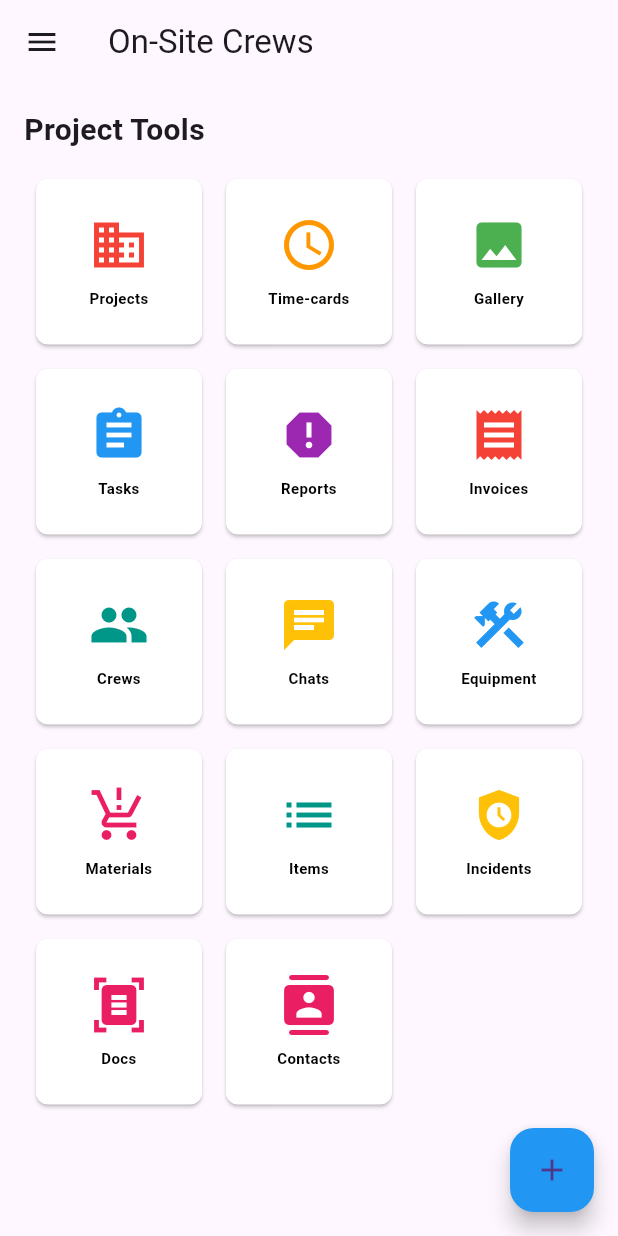
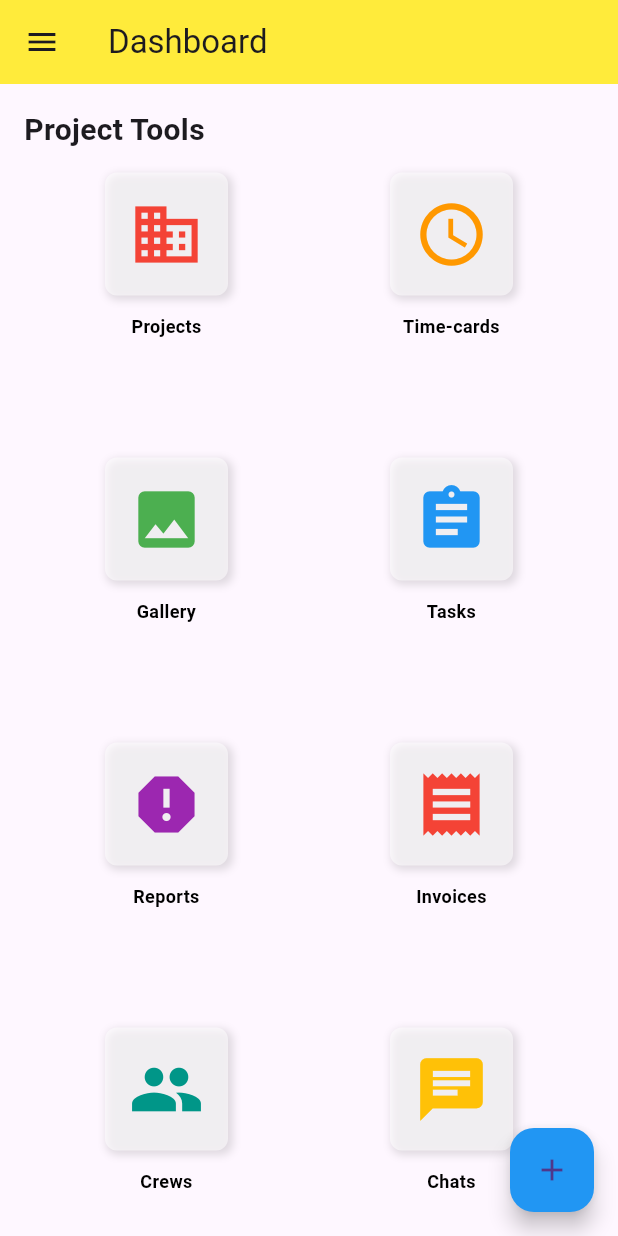
Before and after one commit to monahidalgo/on_site_crews, a Flutter app: the DashboardScreen screen opened by its route, on a phone screen of 412 x 824 dp. Run offline on Flutter 3.47's test engine with Material 3 defaults, Android fonts, the phone set to English and light mode, and no system bars; our stand-ins replace audioplayers, geolocator.

Commit message:
Updated the dashboard_screen.dart. Refined Dashboard screen: adjusted Project Tools cards with icons inside the box and text below, added box shadow for button-like appearance."

```diff
--- a/lib/dashboard_screen.dart
+++ b/lib/dashboard_screen.dart
@@ -10,7 +10,8 @@ class DashboardScreen extends StatelessWidget {
   Widget build(BuildContext context) {
     return Scaffold(
       appBar: AppBar(
-        title: const Text('On-Site Crews'),
+        title: const Text('Dashboard'),
+        backgroundColor: Colors.yellow,
       ),
       drawer: Drawer(
         child: ListView(
@@ -107,26 +108,37 @@ class DashboardScreen extends StatelessWidget {
                 ),
               ),
               const SizedBox(height: 10),
-              GridView.count(
-                crossAxisCount: 3,
+              Center(
+                child: GridView.count(
+                  crossAxisCount: 2,
                   shrinkWrap: true,
                   physics: const NeverScrollableScrollPhysics(),
                   children: [
-                  _buildDashboardCard(context, 'Projects', Icons.business, Colors.red, '/projects'),
-                  _buildDashboardCard(context, 'Time-cards', Icons.access_time, Colors.orange, '/time_cards'),
+                    _buildDashboardCard(
+                        context, 'Projects', Icons.business, Colors.red, '/projects'),
+                    _buildDashboardCard(
+                        context, 'Time-cards', Icons.access_time, Colors.orange, '/time_cards'),
                     _buildDashboardCard(context, 'Gallery', Icons.photo, Colors.green, '/gallery'),
-                  _buildDashboardCard(context, 'Tasks', Icons.assignment, Colors.blue, '/task_management'),
+                    _buildDashboardCard(
+                        context, 'Tasks', Icons.assignment, Colors.blue, '/task_management'),
                     _buildDashboardCard(context, 'Reports', Icons.report, Colors.purple, '/reports'),
                     _buildDashboardCard(context, 'Invoices', Icons.receipt, Colors.red, '/invoices'),
                     _buildDashboardCard(context, 'Crews', Icons.group, Colors.teal, '/crews'),
-                  _buildDashboardCard(context, 'Chats', Icons.chat, Colors.amber, '/project_chat'),
-                  _buildDashboardCard(context, 'Equipment', Icons.construction, Colors.blue, '/equipment'),
-                  _buildDashboardCard(context, 'Materials', Icons.production_quantity_limits, Colors.pink, '/materials'),
+                    _buildDashboardCard(
+                        context, 'Chats', Icons.chat, Colors.amber, '/project_chat'),
+                    _buildDashboardCard(
+                        context, 'Equipment', Icons.construction, Colors.blue, '/equipment'),
+                    _buildDashboardCard(
+                        context, 'Materials', Icons.production_quantity_limits, Colors.pink, '/materials'),
                     _buildDashboardCard(context, 'Items', Icons.list, Colors.teal, '/items'),
-                  _buildDashboardCard(context, 'Incidents', Icons.safety_check, Colors.amber, '/incidents'),
-                  _buildDashboardCard(context, 'Docs', Icons.document_scanner, Colors.pink, '/document_management'),
-                  _buildDashboardCard(context, 'Contacts', Icons.contacts_rounded, Colors.pink, '/contacts'),
+                    _buildDashboardCard(
+                        context, 'Incidents', Icons.safety_check, Colors.amber, '/incidents'),
+                    _buildDashboardCard(
+                        context, 'Docs', Icons.document_scanner, Colors.pink, '/document_management'),
+                    _buildDashboardCard(
+                        context, 'Contacts', Icons.contacts_rounded, Colors.pink, '/contacts'),
                   ],
+                ),
               ),
             ],
           ),
@@ -147,34 +159,42 @@ class DashboardScreen extends StatelessWidget {
   Widget _buildDashboardCard(BuildContext context, String title, IconData icon, Color color, String route) {
     return GestureDetector(
       onTap: () {
-        audioPlayer.play(AssetSource('assets/sounds/click_sound.mp3'));
+        audioPlayer.play(AssetSource('assets/sounds/buttonclick-1.wav'));
         Navigator.pushNamed(context, route);
       },
-      child: Card(
-        color: Colors.white,
-        shape: RoundedRectangleBorder(
+      child: Column(
+        children: [
+          Container(
+            margin: const EdgeInsets.symmetric(horizontal: 8.0, vertical: 4.0),
+            decoration: BoxDecoration(
+              color: Colors.white54,
               borderRadius: BorderRadius.circular(8.0),
+              boxShadow: [
+                BoxShadow(
+                  color: Colors.black12,
+                  blurRadius: 4.0,
+                  spreadRadius: 1.0,
+                  offset: Offset(2.0, 2.0),
                 ),
-        margin: const EdgeInsets.all(8.0),
-        child: Center(
-          child: Column(
-            mainAxisAlignment: MainAxisAlignment.center,
-            children: [
-              Icon(icon, size: 40, color: color),
+              ],
+            ),
+            child: Container(
+              padding: const EdgeInsets.all(16.0),
+              child: Icon(icon, size: 50, color: color),
+            ),
+          ),
           const SizedBox(height: 8),
           Text(
             title,
             style: const TextStyle(
               color: Colors.black,
-                  fontSize: 10,
+              fontSize: 12,
               fontWeight: FontWeight.bold,
             ),
             textAlign: TextAlign.center,
           ),
         ],
       ),
-        ),
-      ),
     );
   }
 }
--- a/lib/materials_provider.dart
+++ b/lib/materials_provider.dart
@@ -2,7 +2,7 @@ import 'package:flutter/foundation.dart';
 import 'project_material.dart';
 
 class MaterialsProvider with ChangeNotifier {
-  List<ProjectMaterial> _materials = [
+  final List<ProjectMaterial> _materials = [
     ProjectMaterial(name: 'Concrete', quantity: 100),
     ProjectMaterial(name: 'Steel Rebar', quantity: 50),
     ProjectMaterial(name: 'Wood Planks', quantity: 200),
--- a/lib/materials_screen.dart
+++ b/lib/materials_screen.dart
@@ -30,8 +30,8 @@ class MaterialsScreen extends StatelessWidget {
         onPressed: () {
           _showAddMaterialDialog(context);
         },
-        child: const Icon(Icons.add),
-        backgroundColor: Colors.blue, // Use Colors.blue here
+        backgroundColor: Colors.blue,
+        child: const Icon(Icons.add), // Use Colors.blue here
       ),
     );
   }
```
Also changed, not shown: pubspec.lock. Lines whose indentation alone changed are shown as unchanged.
